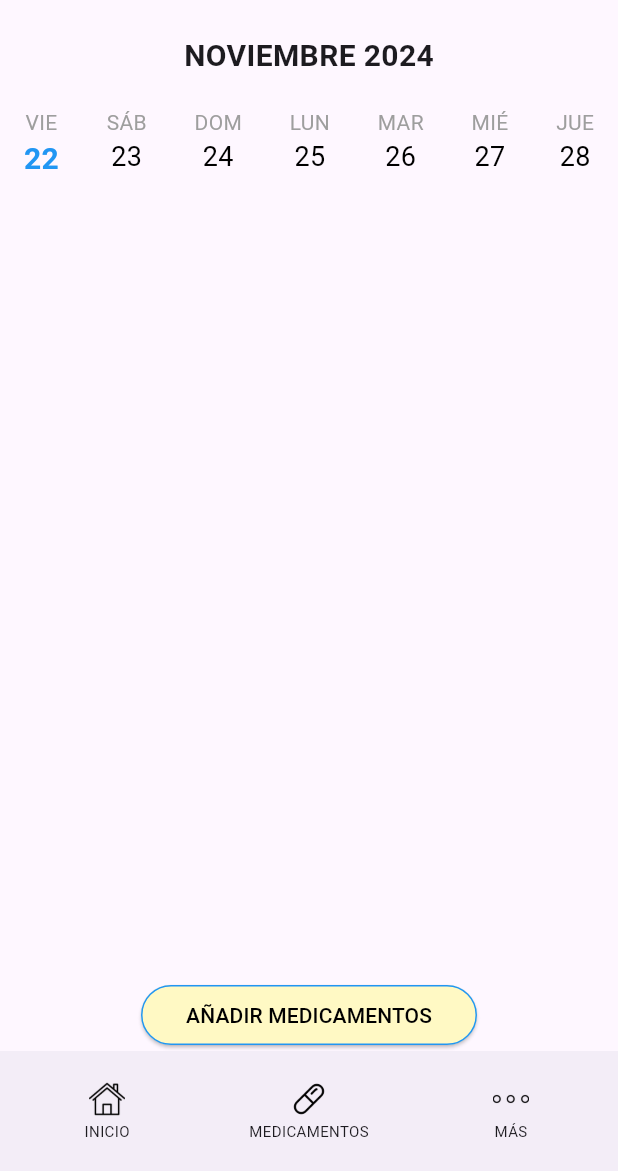
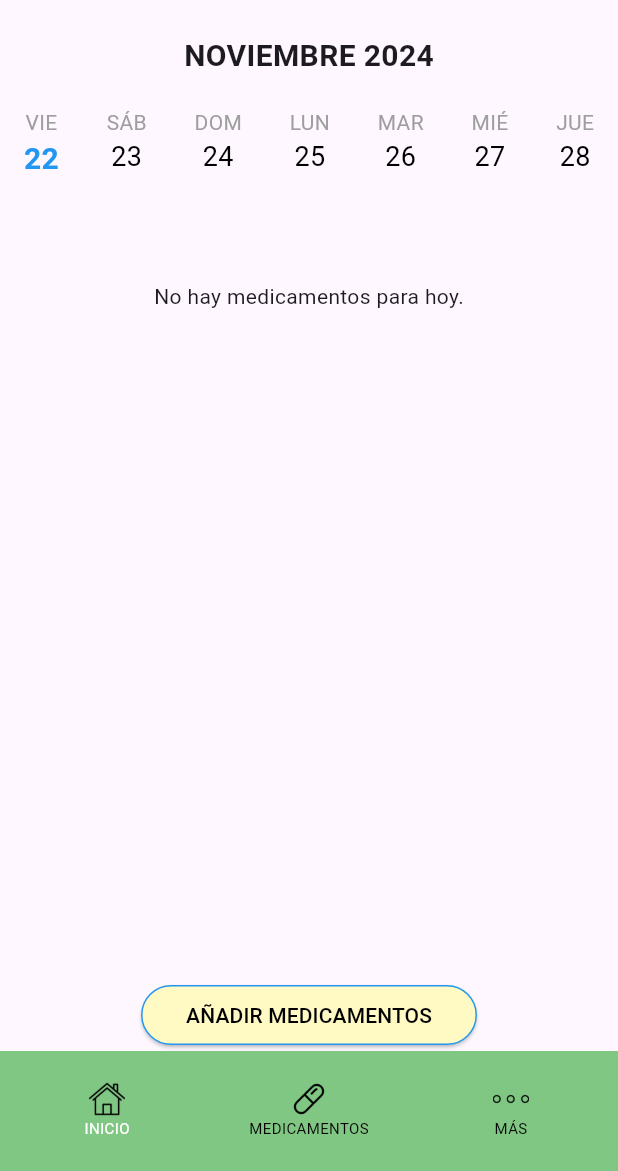
Before and after one commit to FersLan6/Pilltime, a Flutter app: the screen it shows after launch, on a phone screen of 412 x 824 dp, the part 65-1236 px from its top. Run offline on Flutter 3.47's test engine with Material 3 defaults, Android fonts, the phone set to English and light mode, and no system bars.

Commit message:
Subida corregida

```diff
--- a/lib/screens/home_screen.dart
+++ b/lib/screens/home_screen.dart
@@ -3,22 +3,49 @@ import '../widgets/app_bar.dart';
 import '../widgets/calendar_widget.dart';
 import '../widgets/add_med_button.dart';
 import '../widgets/bottom_nav_bar.dart';
+import '../main.dart';
 
 class HomeScreen extends StatelessWidget {
   const HomeScreen({super.key});
 
   @override
   Widget build(BuildContext context) {
+    // Filtra medicamentos para el día actual
+    String today =
+        DateTime.now().weekday.toString(); // Obtén el día como número (1=lunes)
+    List<Map<String, dynamic>> todaysMeds = medicamentos.where((med) {
+      return med['dias'][int.parse(today) - 1] == true;
+    }).toList();
+
     return Scaffold(
       appBar: customAppBar(),
       body: Column(
         children: [
           const CalendarWidget(),
+          const SizedBox(height: 16),
+          // Medicamentos para hoy
+          todaysMeds.isEmpty
+              ? const Center(
+                  child: Text('No hay medicamentos para hoy.'),
+                )
+              : Expanded(
+                  child: ListView.builder(
+                    itemCount: todaysMeds.length,
+                    itemBuilder: (context, index) {
+                      final med = todaysMeds[index];
+                      return ListTile(
+                        title: Text(med['nombre']),
+                        subtitle: Text(
+                            'Dosis: ${med['dosis']} - ${med['vecesAlDia']} veces al día'),
+                      );
+                    },
+                  ),
+                ),
           const Spacer(),
           const AddMedButton(),
         ],
       ),
-      bottomNavigationBar: const BottomNavBar(),
+      bottomNavigationBar: const BottomNavBar(selectedIndex: 0),
     );
   }
 }
--- a/lib/screens/medicamento_screen.dart
+++ b/lib/screens/medicamento_screen.dart
@@ -1,5 +1,6 @@
 import 'package:flutter/material.dart';
-import '../main.dart'; // Importar lista global
+import '../main.dart';
+import '../widgets/bottom_nav_bar.dart';
 
 class MedicamentoScreen extends StatelessWidget {
   const MedicamentoScreen({super.key});
@@ -24,6 +25,7 @@ class MedicamentoScreen extends StatelessWidget {
                 );
               },
             ),
+      bottomNavigationBar: const BottomNavBar(selectedIndex: 1),
     );
   }
 }
--- a/lib/widgets/bottom_nav_bar.dart
+++ b/lib/widgets/bottom_nav_bar.dart
@@ -1,61 +1,87 @@
 import 'package:flutter/material.dart';
 import '../screens/home_screen.dart';
+import '../screens/medicamento_screen.dart';
 import '../screens/mas_screen.dart';
-import '../screens/medicamento_screen.dart';
 
 class BottomNavBar extends StatelessWidget {
-  const BottomNavBar({super.key});
+  final int selectedIndex;
+  const BottomNavBar({super.key, required this.selectedIndex});
 
   @override
   Widget build(BuildContext context) {
     return BottomAppBar(
+      color: Colors.green[300], // Fondo verde
       child: Row(
         mainAxisAlignment: MainAxisAlignment.spaceAround,
         children: [
+          // Botón Inicio
           IconButton(
             icon: Column(
               children: [
                 Image.asset('assets/icons/casa.png', height: 24),
-                const SizedBox(height: 2),
-                const Text('INICIO', style: TextStyle(fontSize: 10)),
+                Text(
+                  'INICIO',
+                  style: TextStyle(
+                    fontSize: 10,
+                    color: selectedIndex == 0 ? Colors.white : Colors.black,
+                  ),
+                ),
               ],
             ),
             onPressed: () {
+              if (selectedIndex != 0) {
                 Navigator.pushReplacement(
                   context,
                   MaterialPageRoute(builder: (context) => const HomeScreen()),
                 );
+              }
             },
           ),
+          // Botón Medicamentos
           IconButton(
             icon: Column(
               children: [
                 Image.asset('assets/icons/pastilla.png', height: 24),
-                const SizedBox(height: 2),
-                const Text('MEDICAMENTOS', style: TextStyle(fontSize: 10)),
+                Text(
+                  'MEDICAMENTOS',
+                  style: TextStyle(
+                    fontSize: 10,
+                    color: selectedIndex == 1 ? Colors.white : Colors.black,
+                  ),
+                ),
               ],
             ),
             onPressed: () {
+              if (selectedIndex != 1) {
                 Navigator.pushReplacement(
                   context,
                   MaterialPageRoute(
                       builder: (context) => const MedicamentoScreen()),
                 );
+              }
             },
           ),
+          // Botón Más
           IconButton(
             icon: Column(
               children: [
                 Image.asset('assets/icons/punto.png', height: 24),
-                const SizedBox(height: 2),
-                const Text('MÁS', style: TextStyle(fontSize: 10)),
+                Text(
+                  'MÁS',
+                  style: TextStyle(
+                    fontSize: 10,
+                    color: selectedIndex == 2 ? Colors.white : Colors.black,
+                  ),
+                ),
               ],
             ),
             onPressed: () {
+              if (selectedIndex != 2) {
                 Navigator.pushReplacement(
                   context,
                   MaterialPageRoute(builder: (context) => MasScreen()),
                 );
+              }
             },
           ),
         ],
```
Also changed, not shown: lib/screens/mas_screen.dart (+8 -4 lines). Lines whose indentation alone changed are shown as unchanged.
